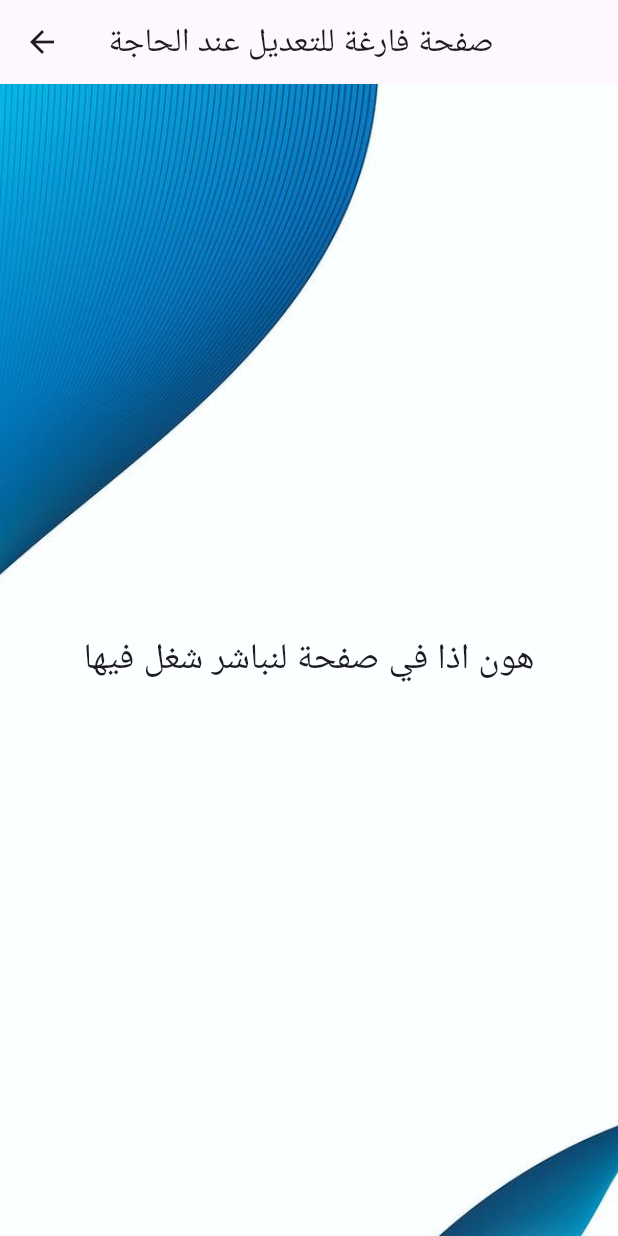
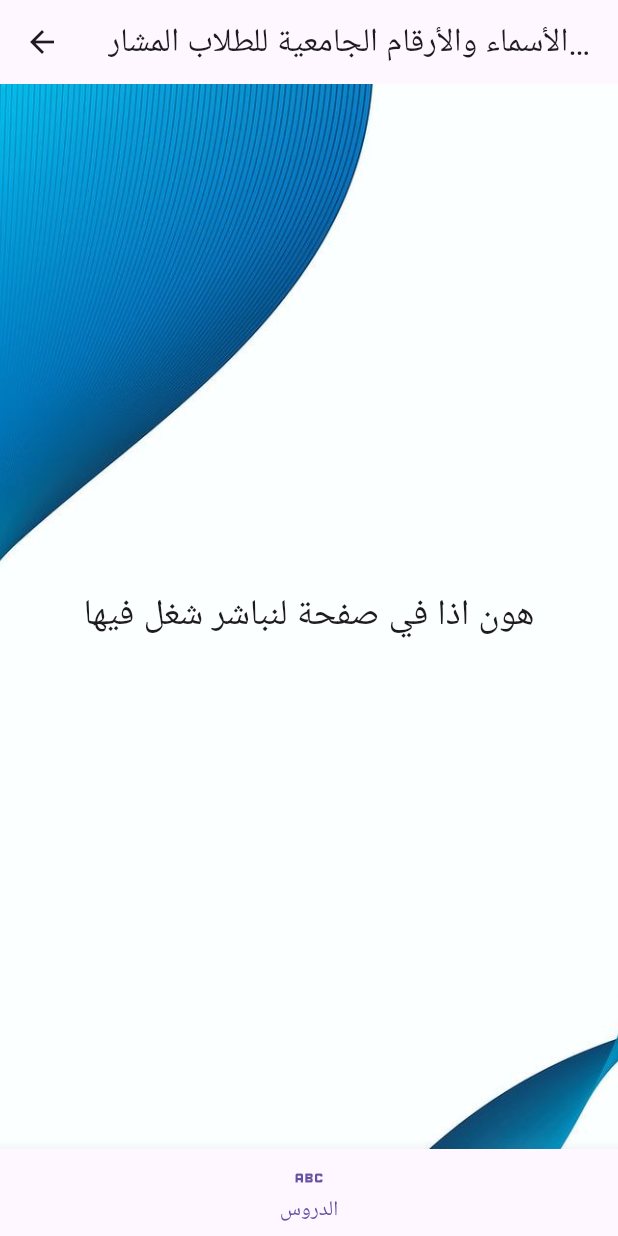
Before and after one commit to Kreatbox/learning_network, a Flutter app: the InfoPage screen opened by its route, on a phone screen of 412 x 824 dp. Run offline on Flutter 3.47's test engine with Material 3 defaults, Android fonts, the light colour scheme and no system bars; our stand-ins replace sqflite, sqflite_common_ffi_web, youtube_player_iframe; accounts and stored records are empty.

Commit message:
ايقونات للصفحة تبع الطلاب

```diff
--- a/lib/layouts/info_page.dart
+++ b/lib/layouts/info_page.dart
@@ -7,7 +7,19 @@ class InfoPage extends StatelessWidget {
   Widget build(BuildContext context) {
     return Scaffold(
       appBar: AppBar(
-        title: const Text('صفحة فارغة للتعديل عند الحاجة'),
+        title: const Text(
+            "الأسماء والأرقام الجامعية للطلاب المشاركين في المشروع "),
+      ),
+      bottomNavigationBar: BottomNavigationBar(
+        items: [
+          BottomNavigationBarItem(
+            icon: Icon(Icons.abc),
+            label: "الدروس",
+          )
+        ],
+        onTap: (value) {
+          if (value == 0) Navigator.pushNamed(context, "lessons");
+        },
       ),
       body: Stack(
         children: [
--- a/lib/main.dart
+++ b/lib/main.dart
@@ -91,7 +91,7 @@ class HomePage extends StatelessWidget {
                       onPressed: () {
                         Navigator.pushNamed(context, '/info');
                       },
-                      child: const Text(" أسماءالطلاب المشاركة ")),
+                      child: const Text(" الطلاب المشاركة ")),
                 ),
                 const SizedBox(height: 20),
                 SizedBox(
```
